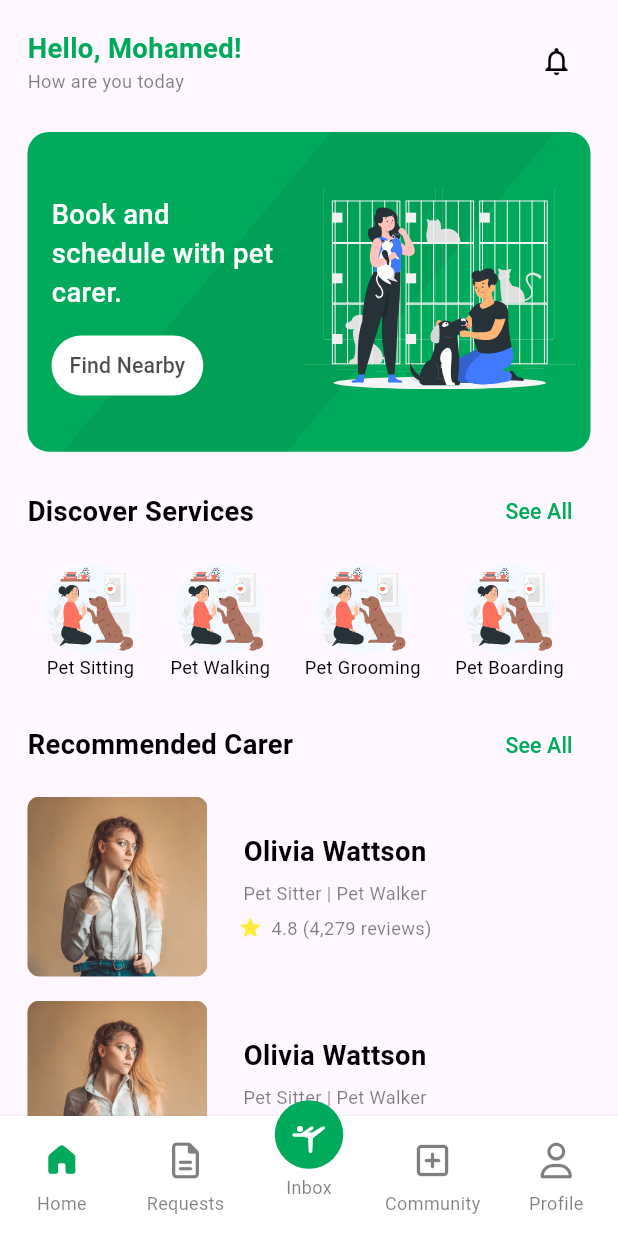
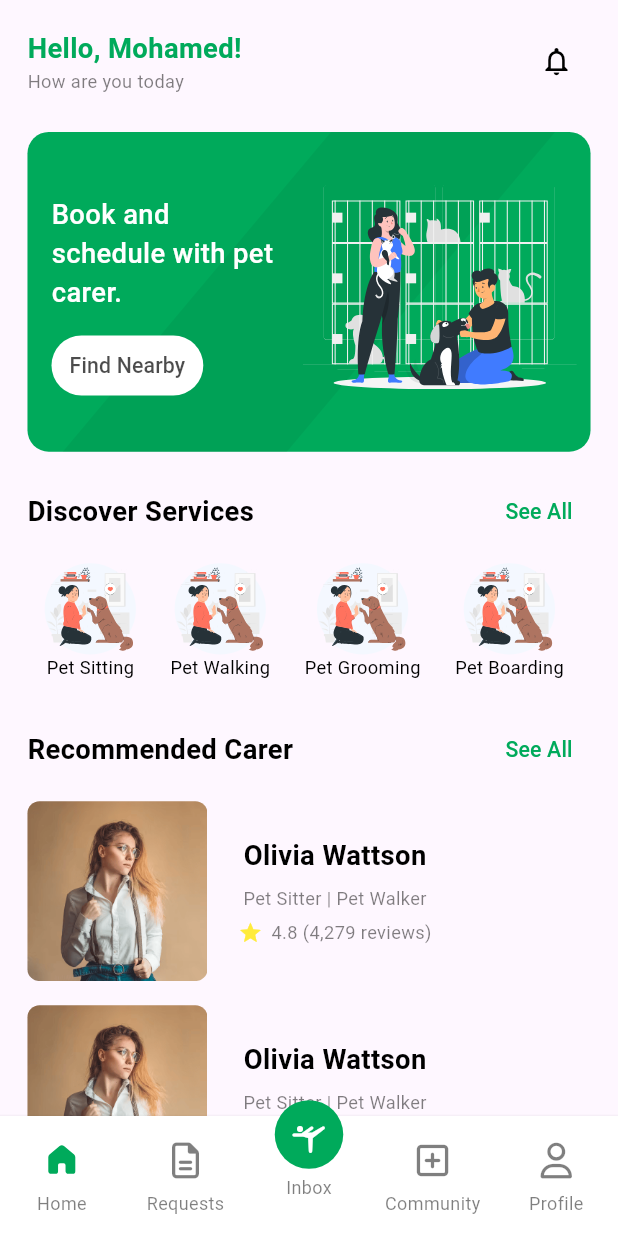
Before and after one commit to Loaiosama/PetYard, a Flutter app: the HomeScreen screen opened by its route, on a phone screen of 412 x 824 dp. Run offline on Flutter 3.47's test engine with Material 3 defaults, Android fonts, the phone set to English and light mode, and no system bars; our stand-ins replace animated_splash_screen, bloc, dio, fluentui_system_icons, flutter_screenutil, flutter_secure_storage and 4 more; accounts and stored records are empty.

Commit message:
changes in home screen to fit different mobile sizes

```diff
--- a/petowner_frontend/lib/features/home/presentation/view/home.dart
+++ b/petowner_frontend/lib/features/home/presentation/view/home.dart
@@ -4,7 +4,6 @@
 import 'package:font_awesome_flutter/font_awesome_flutter.dart';
 import 'package:petowner_frontend/core/utils/theming/colors.dart';
 import 'package:petowner_frontend/features/profile/presentation/view/profile_screen.dart';
-
 import 'widgets/home_screen_body.dart';
 
 class HomeScreen extends StatefulWidget {
--- a/petowner_frontend/lib/features/home/presentation/view/widgets/main_service_widget.dart
+++ b/petowner_frontend/lib/features/home/presentation/view/widgets/main_service_widget.dart
@@ -22,7 +22,7 @@
         ),
         heightSizedBox(10),
         SizedBox(
-          height: 80.h,
+          height: 83.h,
           child: ListView.builder(
             physics: const BouncingScrollPhysics(),
             itemCount: homeServicesMap.length,
@@ -51,27 +51,6 @@
             },
           ),
         ),
-        // Row(
-        //   children: List.generate(
-        //     4,
-        //     (index) => Padding(
-        //       padding: EdgeInsets.only(right: 8.0.w),
-        //       child: Column(
-        //         children: [
-        //           CircleAvatar(
-        //             backgroundColor: const Color.fromRGBO(244, 248, 255, 1),
-        //             radius: 40.r,
-        //             child: SvgPicture.asset(
-        //               'assets/svgs/test (2).svg',
-        //               fit: BoxFit.cover,
-        //             ),
-        //           ),
-        //           const Text('Pet Sitting'),
-        //         ],
-        //       ),
-        //     ),
-        //   ),
-        // )
       ],
     );
   }
--- a/petowner_frontend/lib/features/onboarding/presentation/widgets/onboarding_screen_body.dart
+++ b/petowner_frontend/lib/features/onboarding/presentation/widgets/onboarding_screen_body.dart
@@ -8,8 +8,7 @@
 
   @override
   Widget build(BuildContext context) {
-    return const SafeArea(
-      child: SingleChildScrollView(
+    return const SingleChildScrollView(
       physics: BouncingScrollPhysics(),
       child: Column(
         children: [
@@ -18,7 +17,6 @@
           DescriptionTextAndButtonsColumn(),
         ],
       ),
-      ),
     );
   }
 }
```
Also changed, not shown: petowner_frontend/lib/features/home/presentation/view/widgets/home_screen_body.dart (+4 -5 lines). Lines whose indentation alone changed are shown as unchanged.
